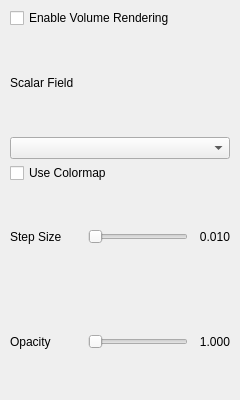
Before: the Qt Designer form src/ui/forms/volume_page.ui in thermeng/SciRender, drawn with Qt 5.
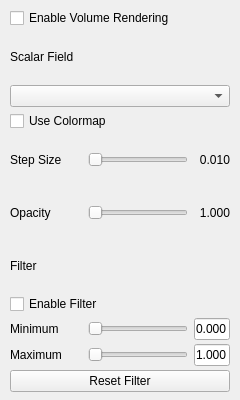
After: the same form once the commit is applied.

Commit message: feat: volume filtering

```diff
--- a/src/ui/forms/volume_page.ui
+++ b/src/ui/forms/volume_page.ui
@@ -183,9 +183,134 @@
          </widget>
         </item>
        </layout>
-      </item>
-     </layout>
-    </widget>
+       </item>
+        <item>
+         <widget class="QLabel" name="volumeFilterHeader">
+          <property name="text">
+           <string>Filter</string>
+          </property>
+         </widget>
+        </item>
+        <item>
+         <widget class="QCheckBox" name="volumeFilterEnabledCb">
+          <property name="text">
+           <string>Enable Filter</string>
+          </property>
+         </widget>
+        </item>
+        <item>
+         <layout class="QHBoxLayout" name="volumeFilterMinRow">
+          <property name="spacing">
+           <number>6</number>
+          </property>
+          <item>
+           <widget class="QLabel" name="volumeFilterMinLabel">
+            <property name="minimumSize">
+             <size>
+              <width>72</width>
+              <height>0</height>
+             </size>
+            </property>
+            <property name="maximumSize">
+             <size>
+              <width>72</width>
+              <height>16777215</height>
+             </size>
+            </property>
+            <property name="text">
+             <string>Minimum</string>
+            </property>
+           </widget>
+          </item>
+          <item>
+           <widget class="QSlider" name="volumeFilterMinSlider">
+            <property name="orientation">
+             <enum>Qt::Orientation::Horizontal</enum>
+            </property>
+           </widget>
+          </item>
+          <item>
+           <widget class="QLineEdit" name="volumeFilterMinField">
+            <property name="minimumSize">
+             <size>
+              <width>36</width>
+              <height>0</height>
+             </size>
+            </property>
+            <property name="maximumSize">
+             <size>
+              <width>36</width>
+              <height>16777215</height>
+             </size>
+            </property>
+            <property name="text">
+             <string>0.000</string>
+            </property>
+           </widget>
+          </item>
+         </layout>
+        </item>
+        <item>
+         <layout class="QHBoxLayout" name="volumeFilterMaxRow">
+          <property name="spacing">
+           <number>6</number>
+          </property>
+          <item>
+           <widget class="QLabel" name="volumeFilterMaxLabel">
+            <property name="minimumSize">
+             <size>
+              <width>72</width>
+              <height>0</height>
+             </size>
+            </property>
+            <property name="maximumSize">
+             <size>
+              <width>72</width>
+              <height>16777215</height>
+             </size>
+            </property>
+            <property name="text">
+             <string>Maximum</string>
+            </property>
+           </widget>
+          </item>
+          <item>
+           <widget class="QSlider" name="volumeFilterMaxSlider">
+            <property name="orientation">
+             <enum>Qt::Orientation::Horizontal</enum>
+            </property>
+           </widget>
+          </item>
+          <item>
+           <widget class="QLineEdit" name="volumeFilterMaxField">
+            <property name="minimumSize">
+             <size>
+              <width>36</width>
+              <height>0</height>
+             </size>
+            </property>
+            <property name="maximumSize">
+             <size>
+              <width>36</width>
+              <height>16777215</height>
+             </size>
+            </property>
+            <property name="text">
+             <string>1.000</string>
+            </property>
+           </widget>
+          </item>
+         </layout>
+        </item>
+        <item>
+         <widget class="QPushButton" name="volumeFilterResetBtn">
+          <property name="text">
+           <string>Reset Filter</string>
+          </property>
+         </widget>
+        </item>
+      </layout>
+     </widget>
    </item>
    </layout>
  </widget>
```
The commit also changes 8 other files.
